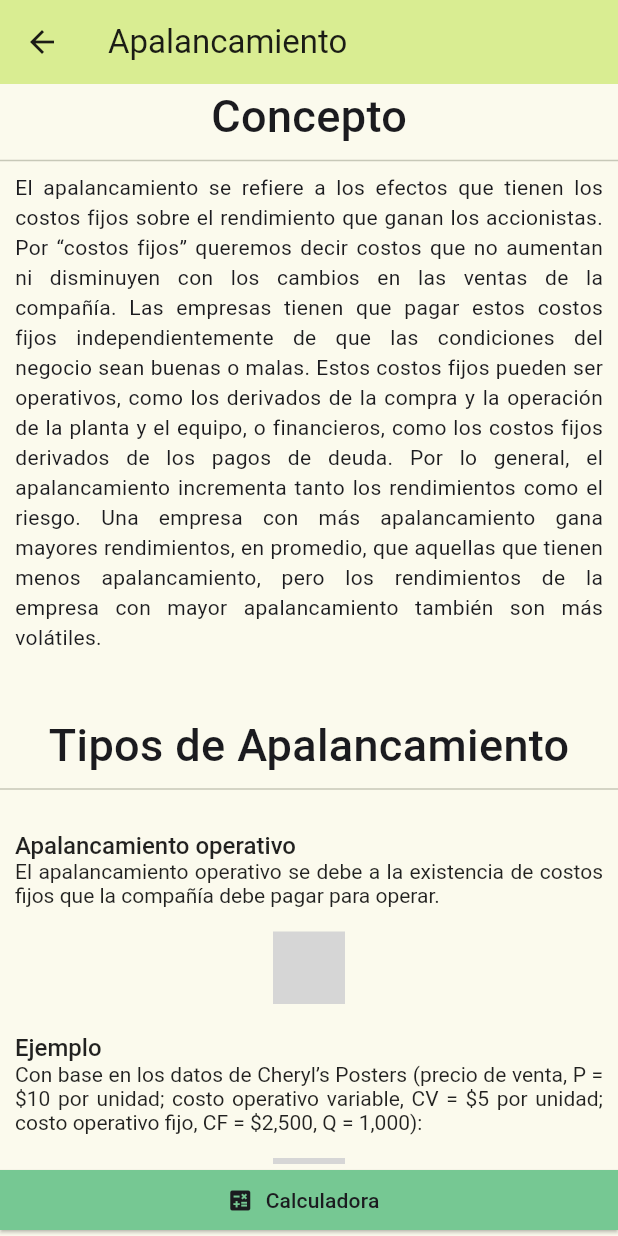
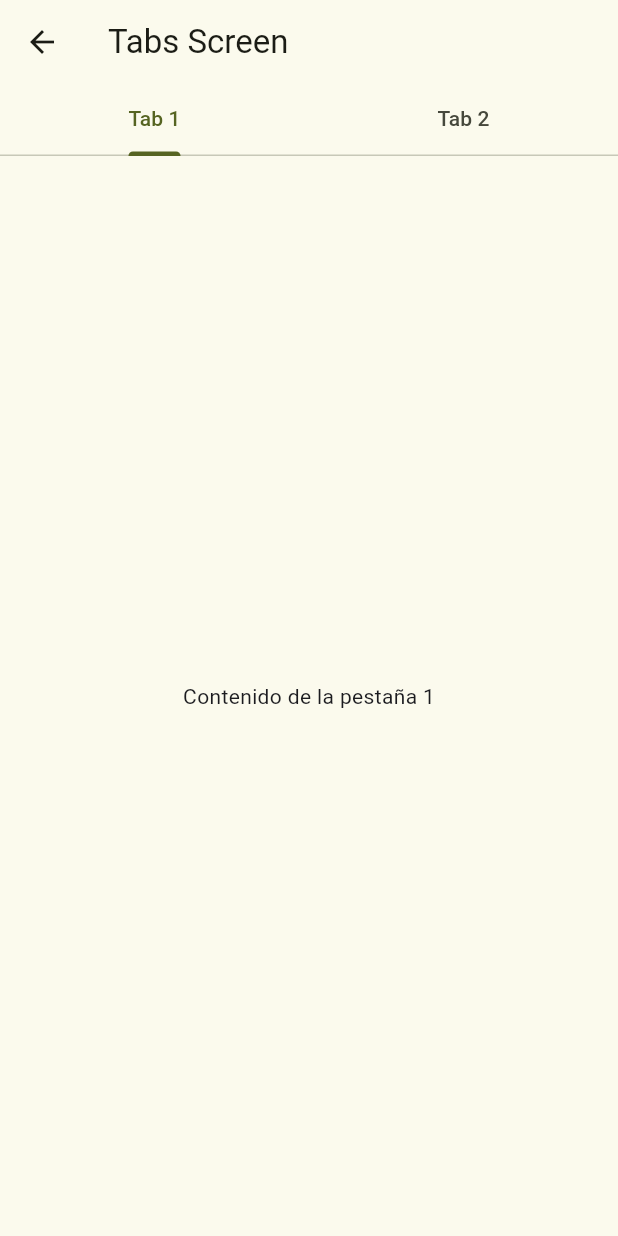
Before and after one commit to Hensell/finance_pro, a Flutter app: the LeverageScreen screen opened directly, after a tap on "Calculadora", on a phone screen of 412 x 824 dp. Run offline on Flutter 3.47's test engine with Material 2 defaults, Android fonts, the light colour scheme and no system bars; our stand-ins replace carousel_slider, gap; missing offline and left inert: flutter_math_fork; grey boxes are pictures that could not be loaded.

Commit message:
Se agregaron varias vsitas

```diff
--- /dev/null
+++ b/lib/screens/calculator_option/laverage_calc_option_screen.dart
@@ -0,0 +1,61 @@
+import 'package:flutter/material.dart';
+
+class LaverageCalcOptionScreen extends StatefulWidget {
+  const LaverageCalcOptionScreen({super.key});
+
+  @override
+  State<LaverageCalcOptionScreen> createState() =>
+      _LaverageCalcOptionScreenState();
+}
+
+class _LaverageCalcOptionScreenState extends State<LaverageCalcOptionScreen>
+    with SingleTickerProviderStateMixin {
+  late TabController _tabController = TabController(length: 2, vsync: this);
+
+  @override
+  void dispose() {
+    _tabController.dispose();
+    super.dispose();
+  }
+
+  @override
+  Widget build(BuildContext context) {
+    return Scaffold(
+      appBar: AppBar(
+        title: Text('Tabs Screen'),
+        bottom: TabBar(
+          controller: _tabController,
+          tabs: [
+            Tab(text: 'Tab 1'),
+            Tab(text: 'Tab 2'),
+          ],
+        ),
+      ),
+      body: TabBarView(
+        controller: _tabController,
+        children: [
+          Tab1(),
+          Tab2(),
+        ],
+      ),
+    );
+  }
+}
+
+class Tab1 extends StatelessWidget {
+  @override
+  Widget build(BuildContext context) {
+    return Center(
+      child: Text('Contenido de la pestaña 1'),
+    );
+  }
+}
+
+class Tab2 extends StatelessWidget {
+  @override
+  Widget build(BuildContext context) {
+    return Center(
+      child: Text('Contenido de la pestaña 2'),
+    );
+  }
+}
--- a/lib/screens/content/leverage_screen.dart
+++ b/lib/screens/content/leverage_screen.dart
@@ -1,3 +1,4 @@
+import 'package:finance_pro/screens/calculator_option/laverage_calc_option_screen.dart';
 import 'package:flutter/material.dart';
 import 'package:flutter_math_fork/flutter_math.dart';
 import 'package:gap/gap.dart';
@@ -48,7 +49,12 @@ class LeverageScreen extends StatelessWidget {
             style: ElevatedButton.styleFrom(
                 backgroundColor: ColorAssets.fourth,
                 shape: const RoundedRectangleBorder()),
-            onPressed: () {},
+            onPressed: () {
+              Navigator.push(
+                  context,
+                  MaterialPageRoute(
+                      builder: (context) => const LaverageCalcOptionScreen()));
+            },
             icon: const Icon(
               Icons.calculate,
               color: ColorAssets.textBlack,
--- a/lib/screens/home_screen.dart
+++ b/lib/screens/home_screen.dart
@@ -1,7 +1,7 @@
 import 'package:carousel_slider/carousel_slider.dart';
 import 'package:finance_pro/screens/calculator_screen.dart';
-import 'package:finance_pro/screens/construcction_screen.dart';
 import 'package:finance_pro/screens/content/bond_screen.dart';
+import 'package:finance_pro/screens/content/lease_screen.dart';
 import 'package:finance_pro/screens/content/leverage_screen.dart';
 import 'package:finance_pro/screens/options/financial_ratios_screen.dart';
 import 'package:finance_pro/screens/options/share_screen.dart';
@@ -193,8 +193,7 @@ class _HomeScreenState extends State<HomeScreen> {
                         Navigator.push(
                             context,
                             MaterialPageRoute(
-                                builder: ((context) =>
-                                    const ConstrucctionScreen())));
+                                builder: ((context) => const LeaseScreen())));
                       },
                     ),
                     CustomCard(
```
Also changed, not shown: lib/screens/content/common_share.dart (+4 -4 lines), lib/screens/content/lease_screen.dart (added, +80 -0 lines).
